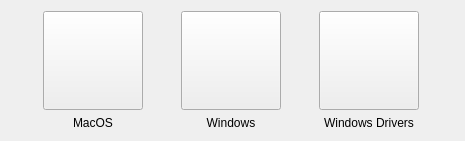
Qt form FWAdminLib/CreateImagingFilesetDlg.ui (fw-dev/translations) before a commit.
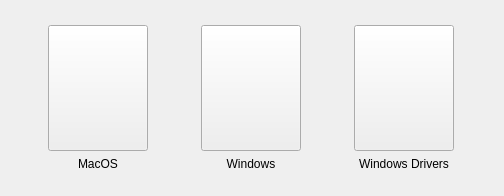
The same form after that commit. Icons and pictures are not drawn.

```diff
--- a/FWAdminLib/CreateImagingFilesetDlg.ui
+++ b/FWAdminLib/CreateImagingFilesetDlg.ui
@@ -6,8 +6,8 @@
    <rect>
     <x>0</x>
     <y>0</y>
-    <width>465</width>
-    <height>141</height>
+    <width>504</width>
+    <height>196</height>
    </rect>
   </property>
   <property name="sizePolicy">
@@ -20,6 +20,21 @@
    <string>Create New Fileset</string>
   </property>
   <layout class="QGridLayout" name="gridLayout">
+   <property name="leftMargin">
+    <number>25</number>
+   </property>
+   <property name="topMargin">
+    <number>25</number>
+   </property>
+   <property name="rightMargin">
+    <number>25</number>
+   </property>
+   <property name="bottomMargin">
+    <number>25</number>
+   </property>
+   <property name="horizontalSpacing">
+    <number>30</number>
+   </property>
    <item row="0" column="2">
     <widget class="QPushButton" name="winDriver">
      <property name="sizePolicy">
@@ -28,6 +43,12 @@
        <verstretch>0</verstretch>
       </sizepolicy>
      </property>
+     <property name="minimumSize">
+      <size>
+       <width>90</width>
+       <height>90</height>
+      </size>
+     </property>
      <property name="focusPolicy">
       <enum>Qt::NoFocus</enum>
      </property>
@@ -107,6 +128,12 @@
        <verstretch>0</verstretch>
       </sizepolicy>
      </property>
+     <property name="minimumSize">
+      <size>
+       <width>90</width>
+       <height>90</height>
+      </size>
+     </property>
      <property name="focusPolicy">
       <enum>Qt::NoFocus</enum>
      </property>
@@ -161,6 +188,12 @@
        <verstretch>0</verstretch>
       </sizepolicy>
      </property>
+     <property name="minimumSize">
+      <size>
+       <width>90</width>
+       <height>90</height>
+      </size>
+     </property>
      <property name="focusPolicy">
       <enum>Qt::NoFocus</enum>
      </property>
```
